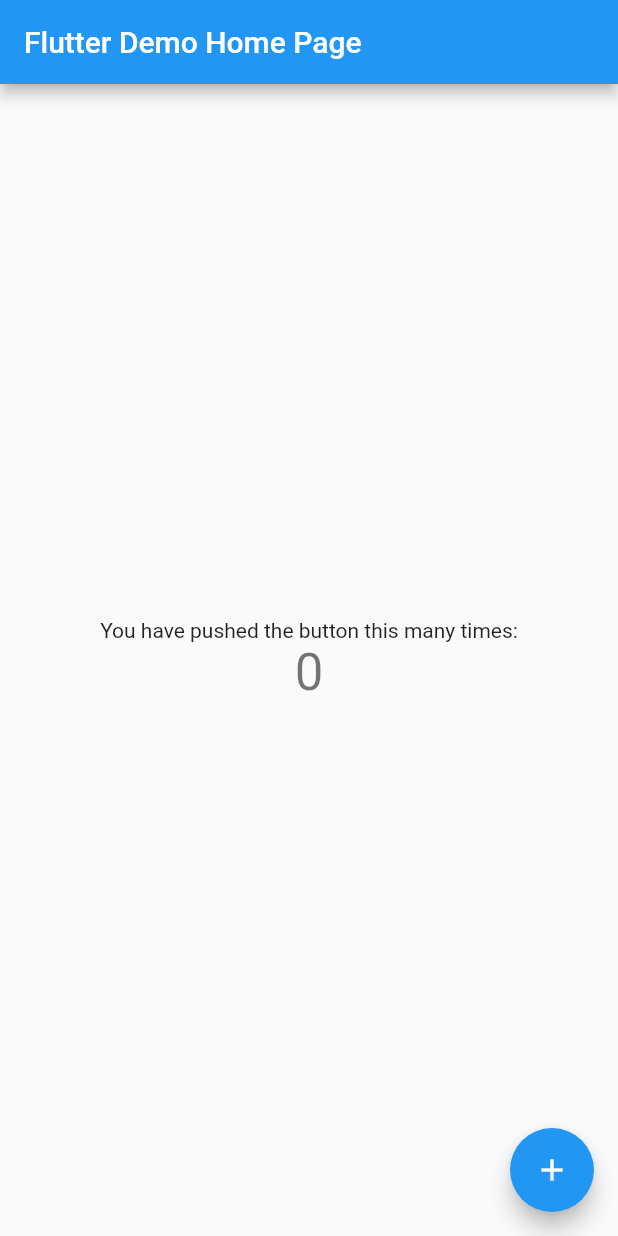
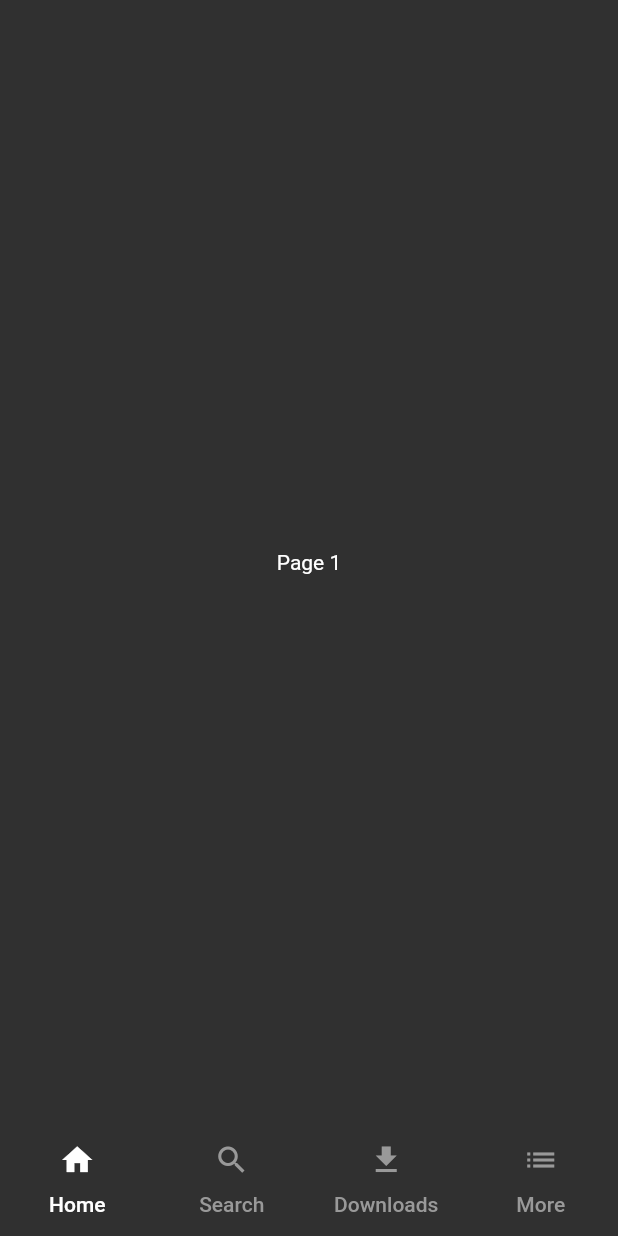
Before and after one commit to KalleHallden/Netflix_Clone, a Flutter app: the screen it shows after launch, on a phone screen of 412 x 824 dp. Run offline on Flutter 3.47's test engine with Material 2 defaults, Android fonts, the phone set to English and light mode, and no system bars.

Commit message:
Tabbar implemented

```diff
--- a/netflix_clone/lib/main.dart
+++ b/netflix_clone/lib/main.dart
@@ -1,63 +1,51 @@
 import 'package:flutter/material.dart';
 
-void main() => runApp(MyApp());
+void main() => runApp(Netflix());
 
-class MyApp extends StatelessWidget {
+class Netflix extends StatelessWidget {
   @override
   Widget build(BuildContext context) {
     return MaterialApp(
       title: 'Flutter Demo',
       theme: ThemeData(
-        primarySwatch: Colors.blue,
+        primaryColor: Colors.black,
       ),
-      home: MyHomePage(title: 'Flutter Demo Home Page'),
+      home: NetflixTabBar()
     );
   }
 }
-
-class MyHomePage extends StatefulWidget {
-  MyHomePage({Key key, this.title}) : super(key: key);
-
-  final String title;
-
-  @override
-  _MyHomePageState createState() => _MyHomePageState();
-}
-
-class _MyHomePageState extends State<MyHomePage> {
-  int _counter = 0;
-
-  void _incrementCounter() {
-    setState(() {
-      _counter++;
-    });
-  }
+class NetflixTabBar extends StatelessWidget {
 
   @override
   Widget build(BuildContext context) {
-    return Scaffold(
-      appBar: AppBar(
-        title: Text(widget.title),
-      ),
-      body: Center(
-        child: Column(
-          mainAxisAlignment: MainAxisAlignment.center,
-          children: <Widget>[
-            Text(
-              'You have pushed the button this many times:',
-            ),
-            Text(
-              '$_counter',
-              style: Theme.of(context).textTheme.display1,
-            ),
-          ],
+    return DefaultTabController(
+        length: 4,
+        child: Theme(
+          data: ThemeData(
+            brightness: Brightness.dark
+          ),
+          child: Scaffold(
+          bottomNavigationBar: TabBar(
+            tabs: [
+                Tab(icon: Icon(Icons.home,), text: "Home",),
+                Tab(icon: Icon(Icons.search), text: "Search"),
+                Tab(icon: Icon(Icons.file_download), text: "Downloads"),
+                Tab(icon: Icon(Icons.list), text: "More"),
+              ],
+            unselectedLabelColor: Color(0xff999999),
+            labelColor: Colors.white,
+            indicatorColor: Colors.transparent
+          ),
+          body: TabBarView(
+            children: [
+              Center( child: Text("Page 1"), ),
+              Center( child: Text("Page 2")),
+              Center( child: Text("Page 3"),),
+              Center( child: Text("Page 4")),
+            ],
+          ),
         ),
-      ),
-      floatingActionButton: FloatingActionButton(
-        onPressed: _incrementCounter,
-        tooltip: 'Increment',
-        child: Icon(Icons.add),
-      ), // This trailing comma makes auto-formatting nicer for build methods.
-    );
+        )
+      );
   }
 }
```
